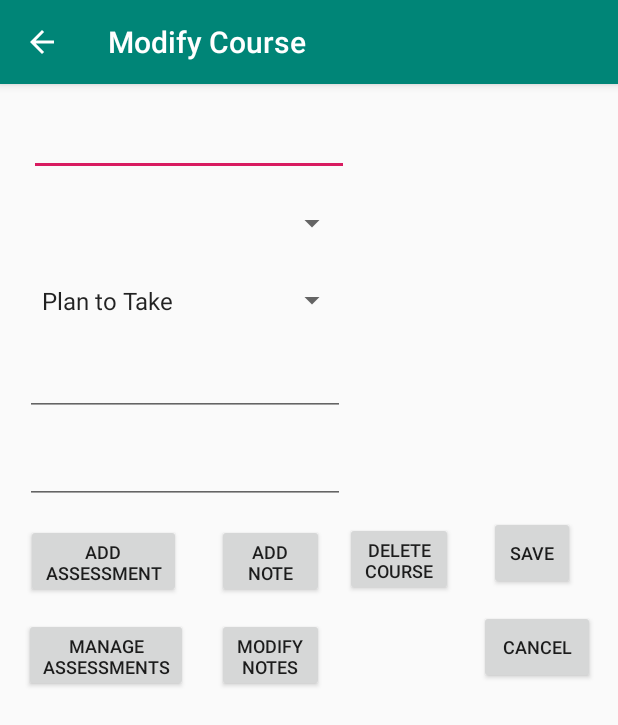
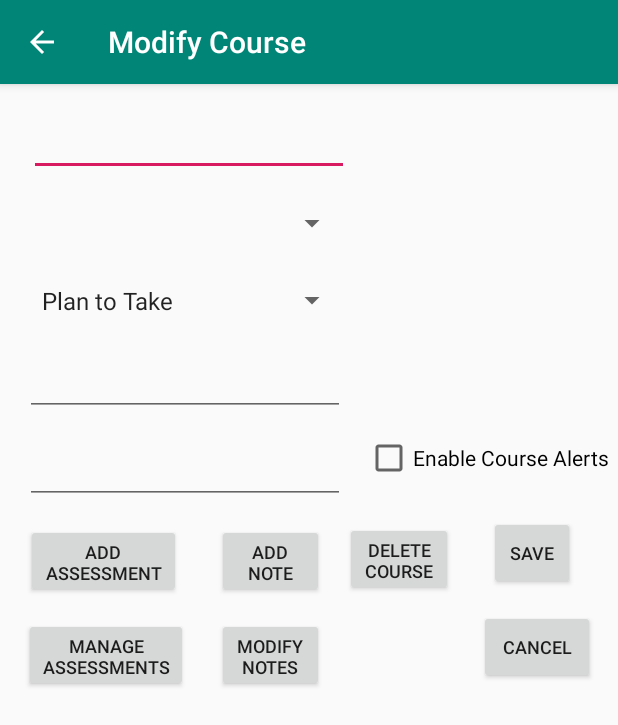
Before and after one commit to phss1/C195, an Android app: the CourseModify screen opened directly, with no data from a screen before it, on a phone screen of 412 x 824 dp. Shown: the top 725 px of the screen. Run offline under Robolectric (Android 15) with nearby library versions, the phone set to English and light mode, and no system bars; 7 statements that could not run were skipped.

Commit message:
Saving changes 11/12 0636

```diff
--- a/C196/app/src/main/res/layout/activity_course_modify.xml
+++ b/C196/app/src/main/res/layout/activity_course_modify.xml
@@ -2,6 +2,7 @@
 <androidx.constraintlayout.widget.ConstraintLayout xmlns:android="http://schemas.android.com/apk/res/android"
     xmlns:app="http://schemas.android.com/apk/res-auto"
     xmlns:tools="http://schemas.android.com/tools"
+    android:id="@+id/courseAlertChkBx"
     android:layout_width="match_parent"
     android:layout_height="match_parent"
     tools:context=".Controller.Course.CourseModify">
@@ -166,4 +167,14 @@
         app:layout_constraintStart_toStartOf="parent"
         app:layout_constraintTop_toBottomOf="@+id/courseModifyTitleTxtFld" />
 
+    <CheckBox
+        android:id="@+id/courseChkBx"
+        android:layout_width="wrap_content"
+        android:layout_height="wrap_content"
+        android:layout_marginStart="13dp"
+        android:layout_marginTop="233dp"
+        android:text="Enable Course Alerts"
+        app:layout_constraintStart_toEndOf="@+id/courseModifyEndDateTxtFld"
+        app:layout_constraintTop_toTopOf="parent" />
+
 </androidx.constraintlayout.widget.ConstraintLayout>
```
Also changed, not shown: C196/app/src/main/java/com/example/c196/Controller/Course/CourseModify.java (+66 -1 lines), C196/app/src/main/java/com/example/c196/Controller/Goal/GoalAdd.java (+6 -11 lines), C196/app/src/main/java/com/example/c196/Utility/AlarmReceiver.java (+0 -13 lines).
